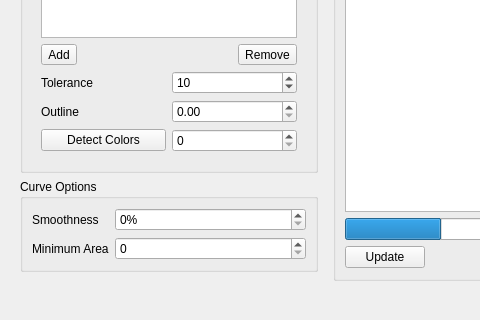
Before: the Qt Designer form src/gui/widgets/dialogs/trace_dialog.ui in mbasaglia/glaxnimate, drawn with Qt 5; both pictures show x 0 to 480 and y 340 to 660 of the 771 by 660 pixel window.
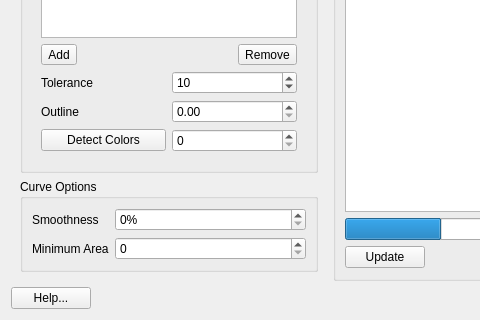
After: the same form once the commit is applied. Icons and pictures are not drawn. Custom widgets are drawn as their Qt base class.

Commit message: More improvements to the trace dialog

The edit to the form file:
```diff
--- a/src/gui/widgets/dialogs/trace_dialog.ui
+++ b/src/gui/widgets/dialogs/trace_dialog.ui
@@ -417,6 +417,16 @@
    </item>
    <item>
     <layout class="QHBoxLayout" name="horizontalLayout_3">
+     <item>
+      <widget class="QPushButton" name="pushButton_3">
+       <property name="text">
+        <string>Help...</string>
+       </property>
+       <property name="icon">
+        <iconset theme="help-contents"/>
+       </property>
+      </widget>
+     </item>
      <item>
       <widget class="QDialogButtonBox" name="buttonBox">
        <property name="standardButtons">
```
Left out of the diff: 69 changed lines with no effect on the pictures. The commit also changes 11 other files.
